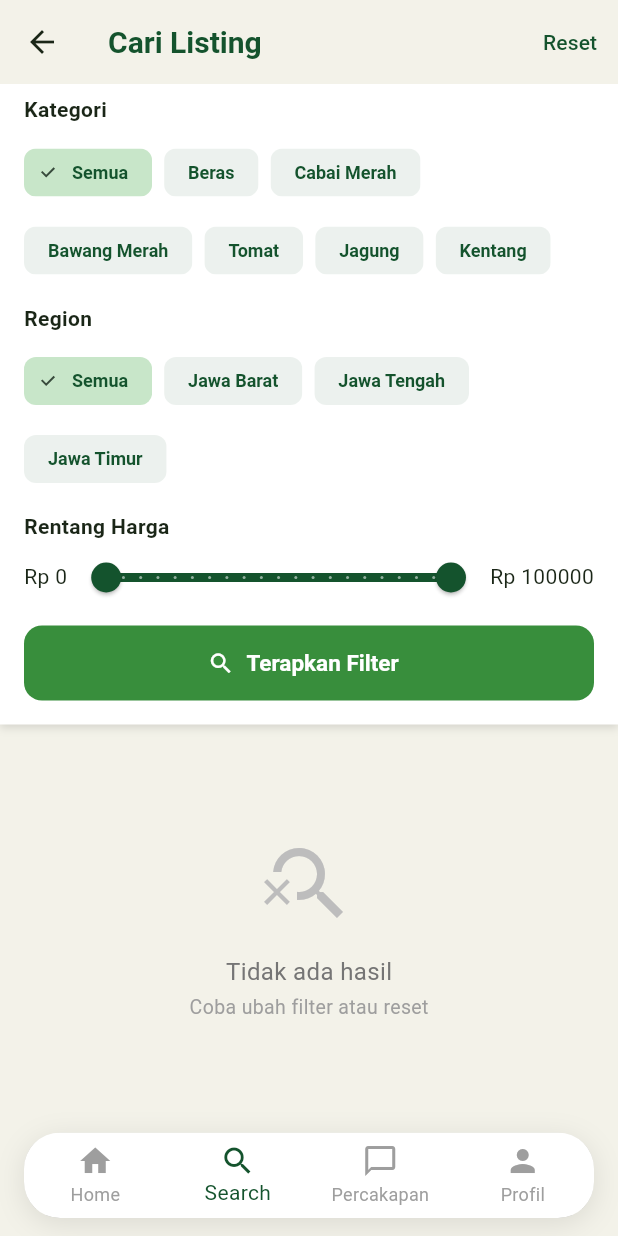
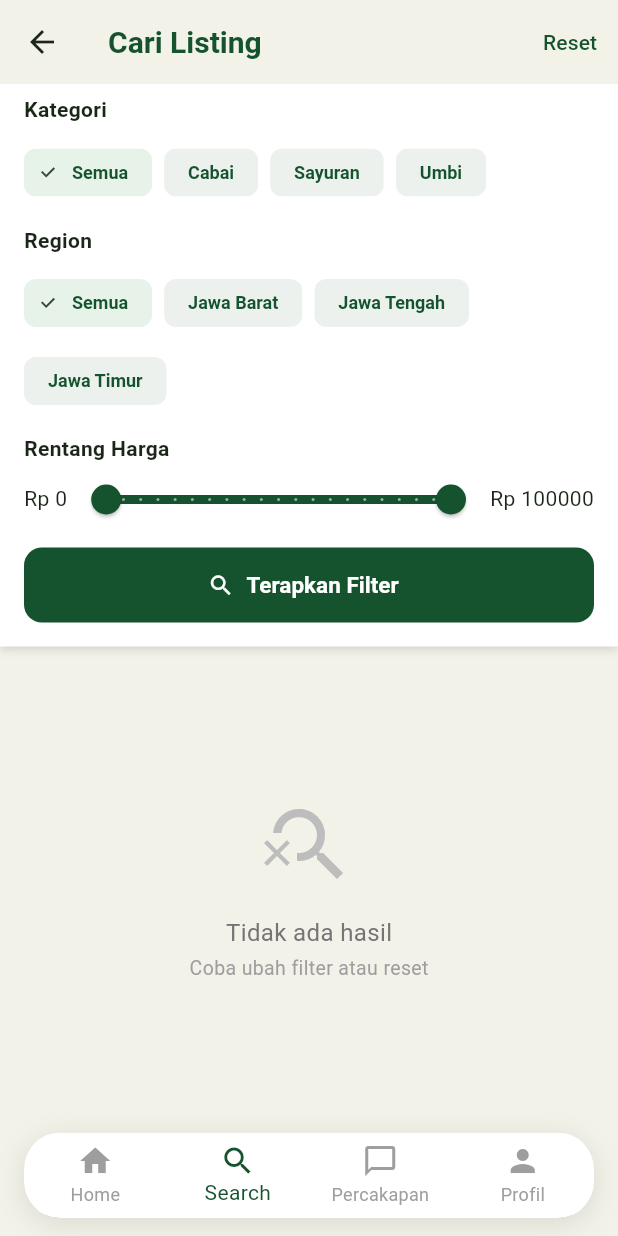
Before and after one commit to Hafizhputra27/FarmBridge, a Flutter app: the SearchFilterScreen screen opened by its route, on a phone screen of 412 x 824 dp. Run offline on Flutter 3.47's test engine with Material 3 defaults, Android fonts, the phone set to English and light mode, and no system bars; our stand-ins replace cached_network_image, firebase_core, firebase_messaging, flutter_riverpod, go_router, image_picker and 2 more; accounts and stored records are empty.

Commit message:
fix: search category mismatch + tap target, unify taksonomi kategori, polish token

```diff
--- a/lib/features/listing/screens/search_filter_screen.dart
+++ b/lib/features/listing/screens/search_filter_screen.dart
@@ -1,6 +1,8 @@
 import 'package:cached_network_image/cached_network_image.dart';
 import 'package:flutter/material.dart';
 import 'package:go_router/go_router.dart';
+import '../../../core/app_theme.dart';
+import '../../../core/format.dart';
 import '../data/listing_repository.dart';
 
 class SearchFilterScreen extends StatefulWidget {
@@ -13,7 +15,9 @@ class SearchFilterScreen extends StatefulWidget {
 class _SearchFilterScreenState extends State<SearchFilterScreen> {
   final _repo = ListingRepository();
 
-  final _categories = ['Semua', 'Beras', 'Cabai Merah', 'Bawang Merah', 'Tomat', 'Jagung', 'Kentang'];
+  // Kategori mengikuti data listing aktual (Cabai/Sayuran/Umbi) — kalau
+  // hardcode kategori yang tidak ada di data, filter selalu balik kosong.
+  final _categories = ['Semua', 'Cabai', 'Sayuran', 'Umbi'];
   final _regions = ['Semua', 'Jawa Barat', 'Jawa Tengah', 'Jawa Timur'];
 
   String _selectedCategory = 'Semua';
@@ -22,6 +26,12 @@ class _SearchFilterScreenState extends State<SearchFilterScreen> {
 
   List<Map<String, dynamic>> _results = [];
   bool _isLoading = false;
+
+  @override
+  void initState() {
+    super.initState();
+    _applyFilter(); // tampilkan semua listing saat layar dibuka
+  }
 
   Future<void> _applyFilter() async {
     setState(() => _isLoading = true);
@@ -94,7 +104,7 @@ class _SearchFilterScreenState extends State<SearchFilterScreen> {
                       onSelected: (selected) {
                         setState(() => _selectedCategory = selected ? cat : 'Semua');
                       },
-                      selectedColor: Colors.green.shade100,
+                      selectedColor: AppTheme.sage,
                     );
                   }).toList(),
                 ),
@@ -111,7 +121,7 @@ class _SearchFilterScreenState extends State<SearchFilterScreen> {
                       onSelected: (selected) {
                         setState(() => _selectedRegion = selected ? reg : 'Semua');
                       },
-                      selectedColor: Colors.green.shade100,
+                      selectedColor: AppTheme.sage,
                     );
                   }).toList(),
                 ),
@@ -141,14 +151,10 @@ class _SearchFilterScreenState extends State<SearchFilterScreen> {
                 const SizedBox(height: 8),
                 SizedBox(
                   width: double.infinity,
-                  child: ElevatedButton.icon(
+                  child: FilledButton.icon(
                     onPressed: _isLoading ? null : _applyFilter,
                     icon: const Icon(Icons.search, size: 18),
                     label: const Text('Terapkan Filter'),
-                    style: ElevatedButton.styleFrom(
-                      backgroundColor: Colors.green.shade700,
-                      foregroundColor: Colors.white,
-                    ),
                   ),
                 ),
               ],
@@ -210,15 +216,15 @@ class _ResultCard extends StatelessWidget {
 
     final fotoUrl = listing['foto_url']?.toString();
     final title = listing['title']?.toString() ?? listing['category']?.toString() ?? '';
-    final harga = listing['harga_per_unit']?.toString() ?? '0';
+    final harga = (listing['harga_per_unit'] as num?) ?? 0;
     final unit = listing['unit']?.toString() ?? 'kg';
-    final farmerId = listing['farmer_id']?.toString() ?? '';
+    final listingId = listing['id']?.toString() ?? '';
     final namaFarmer = farmerProfile?['nama']?.toString() ?? '';
 
     return GestureDetector(
       onTap: () {
-        if (farmerId.isNotEmpty) {
-          context.push('/farmer-profile/$farmerId');
+        if (listingId.isNotEmpty) {
+          context.push('/listing/$listingId');
         }
       },
       child: Card(
@@ -255,8 +261,8 @@ class _ResultCard extends StatelessWidget {
                     Text(title, maxLines: 2, overflow: TextOverflow.ellipsis,
                       style: const TextStyle(fontWeight: FontWeight.w600, fontSize: 13)),
                     const Spacer(),
-                    Text('Rp $harga/$unit',
-                      style: TextStyle(color: Colors.green.shade700, fontWeight: FontWeight.bold, fontSize: 13)),
+                    Text('${formatRupiah(harga)}/$unit',
+                      style: const TextStyle(color: AppTheme.brandGreen, fontWeight: FontWeight.bold, fontSize: 13)),
                     if (namaFarmer.isNotEmpty) ...[
                       const SizedBox(height: 2),
                       Text(namaFarmer,
```
Also changed, not shown: lib/features/listing/screens/listing_form.dart (+7 -5 lines).
